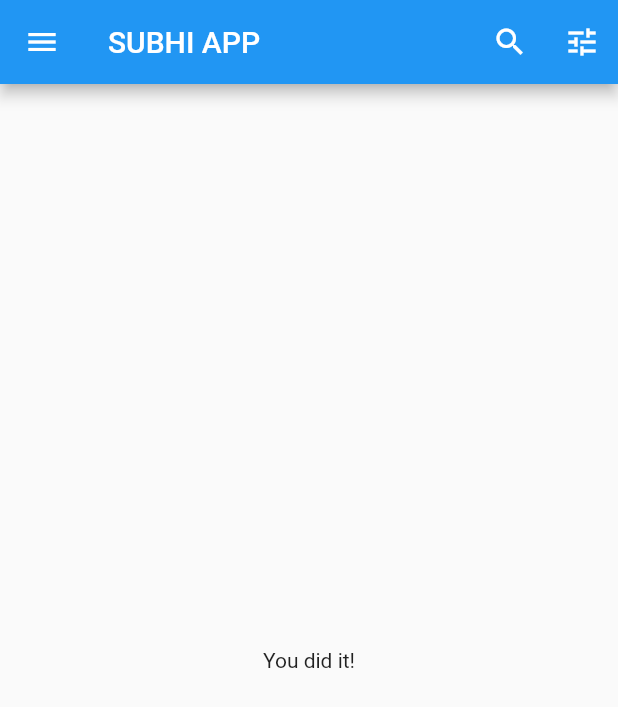
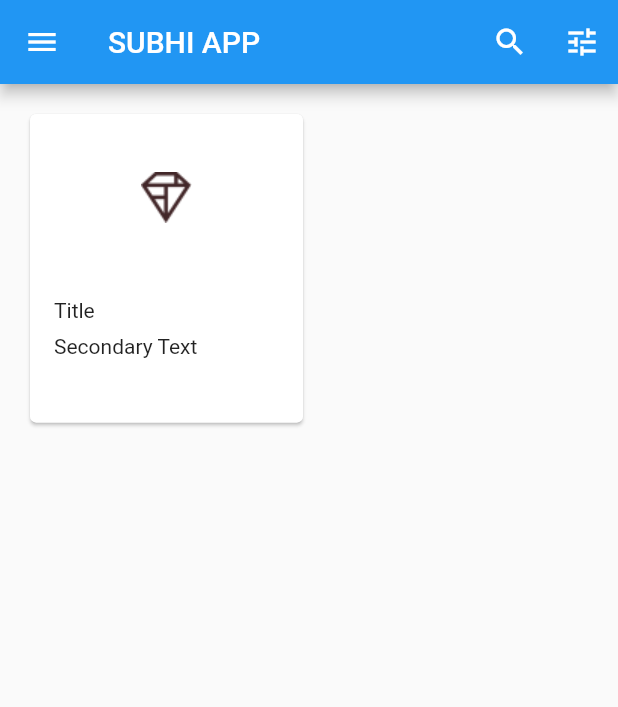
Before and after one commit to subhipandey/fluttermaterialapp, a Flutter app: the HomePage screen opened directly, on a phone screen of 412 x 824 dp. Shown: the top 707 px of the screen. Run offline on Flutter 3.47's test engine with Material 2 defaults, Android fonts, the phone set to English and light mode, and no system bars.

Commit message:
added card

```diff
--- a/lib/home.dart
+++ b/lib/home.dart
@@ -59,9 +59,37 @@ class HomePage extends StatelessWidget {
       // TODO: Add a grid view (102)
       ),
 
-      body: Center(
-        child: Text('You did it!'),
-      ),
+     body: GridView.count(
+  crossAxisCount: 2,
+  padding: EdgeInsets.all(16.0),
+  childAspectRatio: 8.0 / 9.0,
+  // TODO: Build a grid of cards (102)
+  children: <Widget>[
+  Card(
+    clipBehavior: Clip.antiAlias,
+    child: Column(
+      crossAxisAlignment: CrossAxisAlignment.start,
+      children: <Widget>[
+        AspectRatio(
+          aspectRatio: 18.0 / 11.0,
+          child: Image.asset('assets/diamond.png'),
+        ),
+        Padding(
+          padding: EdgeInsets.fromLTRB(16.0, 12.0, 16.0, 8.0),
+          child: Column(
+            crossAxisAlignment: CrossAxisAlignment.start,
+            children: <Widget>[
+              Text('Title'),
+              SizedBox(height: 8.0),
+              Text('Secondary Text'),
+            ],
+          ),
+        ),
+      ],
+    ),
+  )
+],
+),
       // TODO: Set resizeToAvoidBottomInset (101)
       resizeToAvoidBottomInset: false,
     );
```
